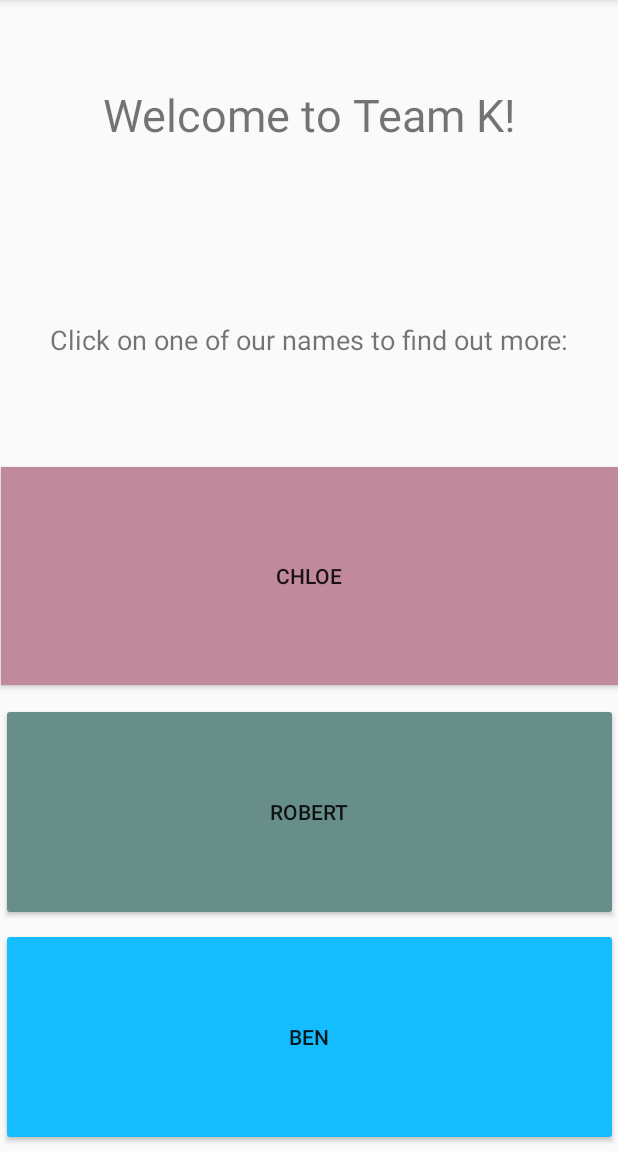
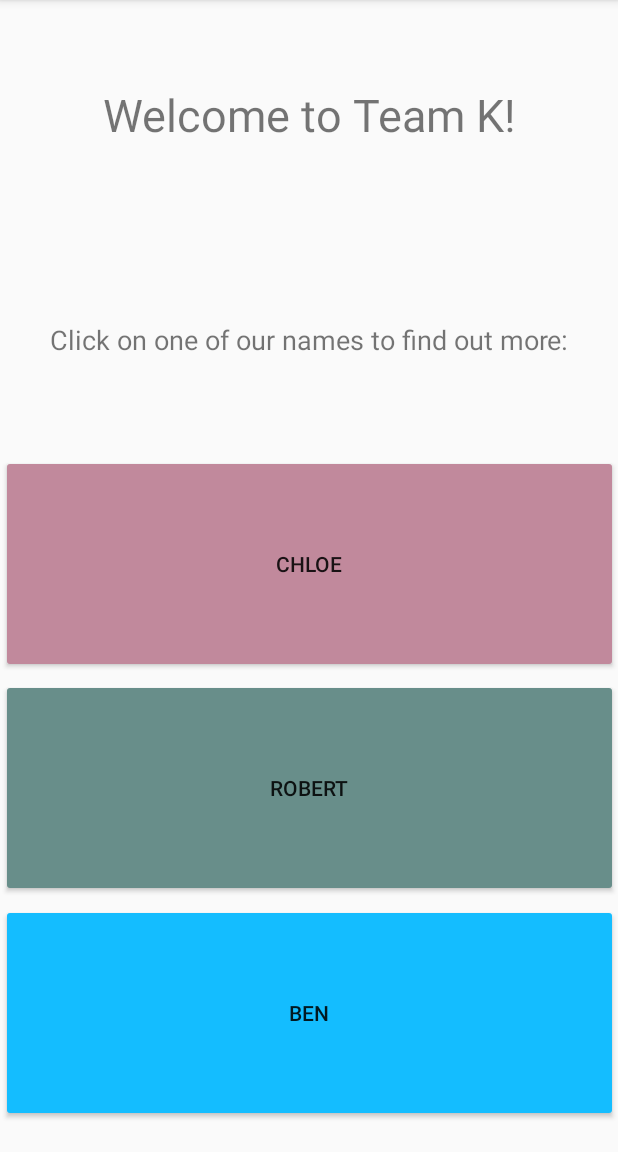
Before and after one commit to Vitzual/MobileApp-GroupK, an Android app: the screen it shows after launch (MainActivity), on a phone screen of 412 x 824 dp, the part 84-1236 px from its top. Run offline under Robolectric (Android 15) with nearby library versions, the phone set to English and light mode, and no system bars.

Commit message:
Fixed button margins up a bit.

```diff
--- a/app/src/main/res/layout/activity_main.xml
+++ b/app/src/main/res/layout/activity_main.xml
@@ -36,13 +36,7 @@
         android:id="@+id/button_chloe"
         android:layout_width="411dp"
         android:layout_height="145dp"
-        android:layout_marginStart="8dp"
-        android:layout_marginLeft="8dp"
-        android:layout_marginTop="8dp"
-        android:layout_marginEnd="8dp"
-        android:layout_marginRight="8dp"
-        android:layout_marginBottom="8dp"
-        android:background="#C1899C"
+        android:backgroundTint="#C1899C"
         android:text="@string/chloe"
         app:layout_constraintBottom_toTopOf="@+id/button_robert"
         app:layout_constraintEnd_toEndOf="parent"
@@ -66,6 +60,7 @@
         android:id="@+id/button_ben"
         android:layout_width="411dp"
         android:layout_height="145dp"
+        android:layout_marginBottom="16dp"
         android:backgroundTint="#14bdff"
         android:text="@string/ben"
         app:layout_constraintBottom_toBottomOf="parent"
```
